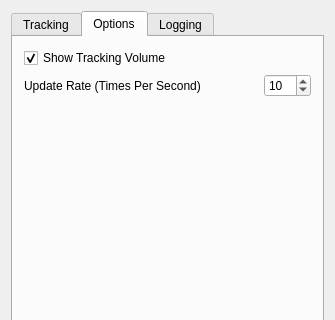
This is Modules/Bundles/org.mitk.gui.qt.igttrackingtoolbox/src/internal/QmitkMITKIGTTrackingToolboxViewControls.ui in MITK/MITK as Qt 5 draws it before an edit; both pictures show x 0 to 335 and y 0 to 320 of the 335 by 685 pixel window. The edited form follows.
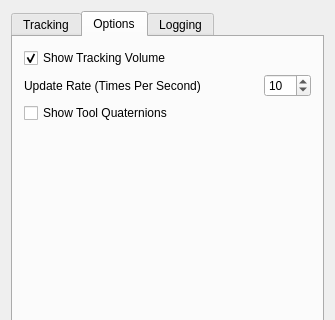
This is the edited form. The open tabs and pages were chosen to show the change. Custom widgets are drawn as their Qt base class.

Commit message: integrated new feature into IGT tracking toolbox

Diff of the .ui file:
```diff
--- a/Modules/Bundles/org.mitk.gui.qt.igttrackingtoolbox/src/internal/QmitkMITKIGTTrackingToolboxViewControls.ui
+++ b/Modules/Bundles/org.mitk.gui.qt.igttrackingtoolbox/src/internal/QmitkMITKIGTTrackingToolboxViewControls.ui
@@ -262,6 +262,13 @@
          </item>
         </layout>
        </item>
+       <item>
+        <widget class="QCheckBox" name="m_ShowToolQuaternions">
+         <property name="text">
+          <string>Show Tool Quaternions</string>
+         </property>
+        </widget>
+       </item>
        <item>
         <spacer name="verticalSpacer_3">
          <property name="orientation">
```
The commit also changes 1 other file.
